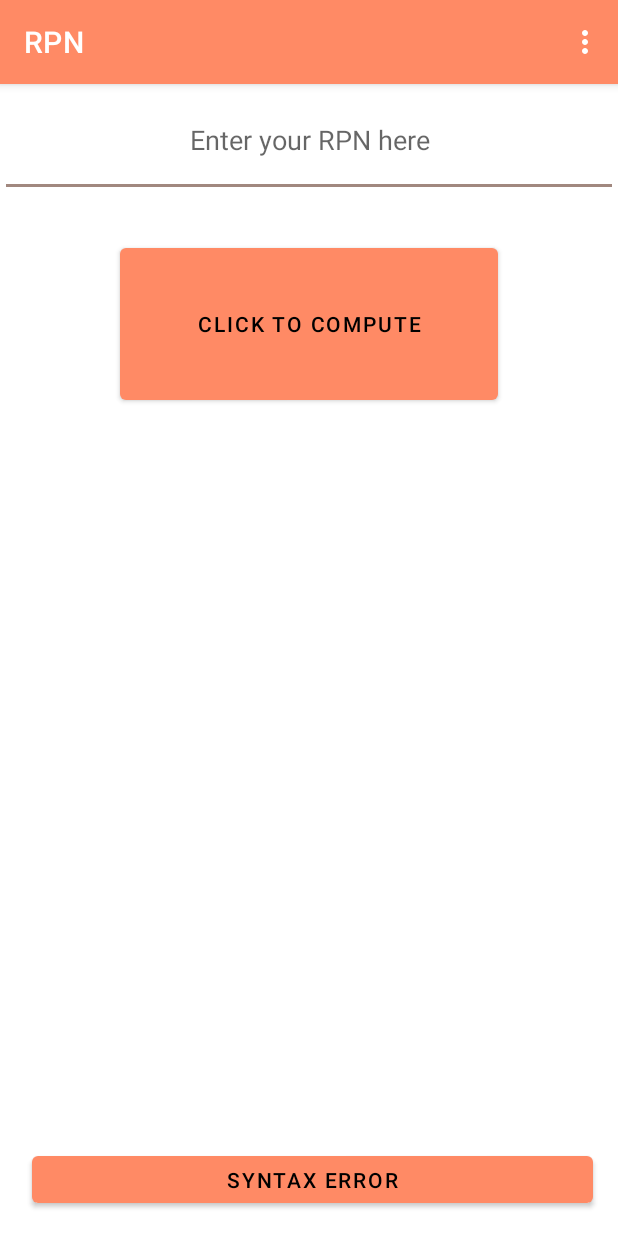
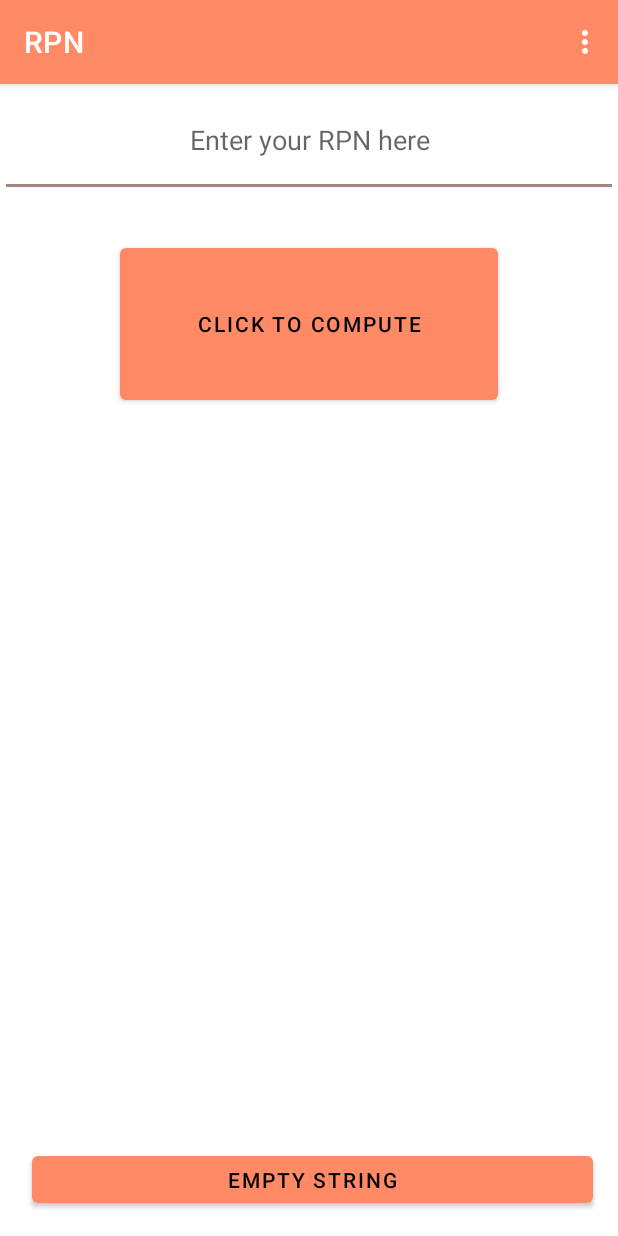
Before and after one commit to chayahaor/RPN, an Android app: the screen it shows after launch (MainActivity), after a tap on "CLICK TO COMPUTE", on a phone screen of 412 x 824 dp. Run offline under Robolectric (Android 15) with nearby library versions, the phone set to English and light mode, and no system bars.

Commit message:
Minor Java changes

```diff
--- a/app/src/main/java/com/example/rpn/MainActivity.java
+++ b/app/src/main/java/com/example/rpn/MainActivity.java
@@ -21,8 +21,8 @@ public class MainActivity extends AppCompatActivity {
         setContentView(R.layout.activity_main);
         setupToolbar();
 
-        Button yourButton = (Button) findViewById(R.id.buttonCompute);
-        yourButton.setOnClickListener(new View.OnClickListener() {
+        Button computeButton =  findViewById(R.id.buttonCompute);
+        computeButton.setOnClickListener(new View.OnClickListener() {
             public void onClick(View v) {
                 compute();
             }
@@ -35,10 +35,10 @@ public class MainActivity extends AppCompatActivity {
     }
 
     public void compute() {
-        EditText text = (EditText) findViewById(R.id.textInput);
+        EditText text = findViewById(R.id.textInput);
         String expression = text.getText().toString();
         boolean flagError = false;
-        String errorType = "Error";
+        String errorType = "";
         Stack<Double> stackExpression = new Stack<>();
         double newNum = 0.0;
         String[] splitExpression = expression.split("\\s+");
@@ -74,29 +74,29 @@ public class MainActivity extends AppCompatActivity {
 
                 } catch (Exception e) {
                     flagError = true;
-                    errorType = "Error, please try again";
+                    errorType = e.getMessage();
                 }
 
             } else {
                 try {
                     Double num = Double.parseDouble(s);
                     stackExpression.push(num);
-                } catch (NumberFormatException ex) {
+                } catch (Exception e) {
                     flagError = true;
-                    errorType = "Syntax error";
+                    errorType = e.getMessage();
                 }
             }
 
         }
-        Button button = (Button)findViewById(R.id.result);
+        Button resultButton = findViewById(R.id.result);
 
-        if (!flagError && stackExpression.empty()) {
+        if (!flagError/* && stackExpression.empty()*/) {
             String result = String.format("%.2f", stackExpression.pop());
-            button.setText(result);
+            resultButton.setText(result);
+
         } else {
-            button.setText(errorType);
+            resultButton.setText(errorType);
         }
-
 
     }
 
--- a/build.gradle
+++ b/build.gradle
@@ -5,7 +5,7 @@ buildscript {
         mavenCentral()
     }
     dependencies {
-        classpath 'com.android.tools.build:gradle:7.0.4'
+        classpath 'com.android.tools.build:gradle:7.0.3'
 
         // NOTE: Do not place your application dependencies here; they belong
         // in the individual module build.gradle files
```
